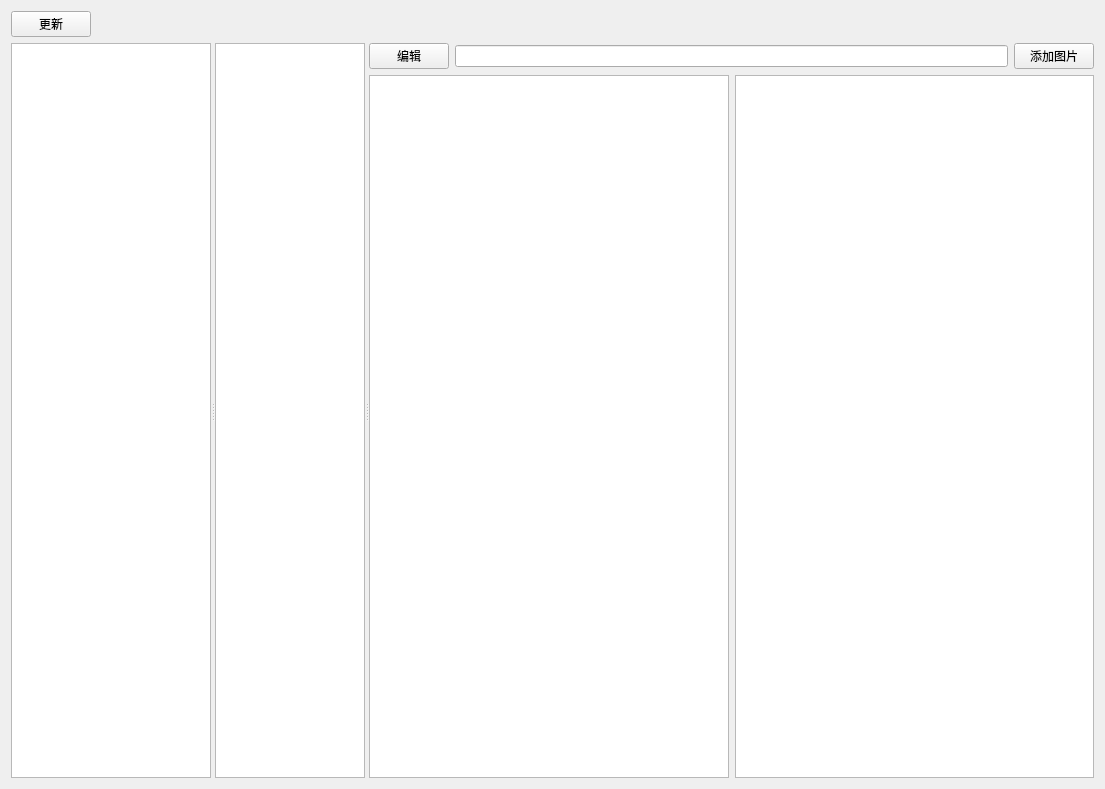
Before: the Qt Designer form GitNote.ui in pluohust/GitNote, drawn with Qt 5.
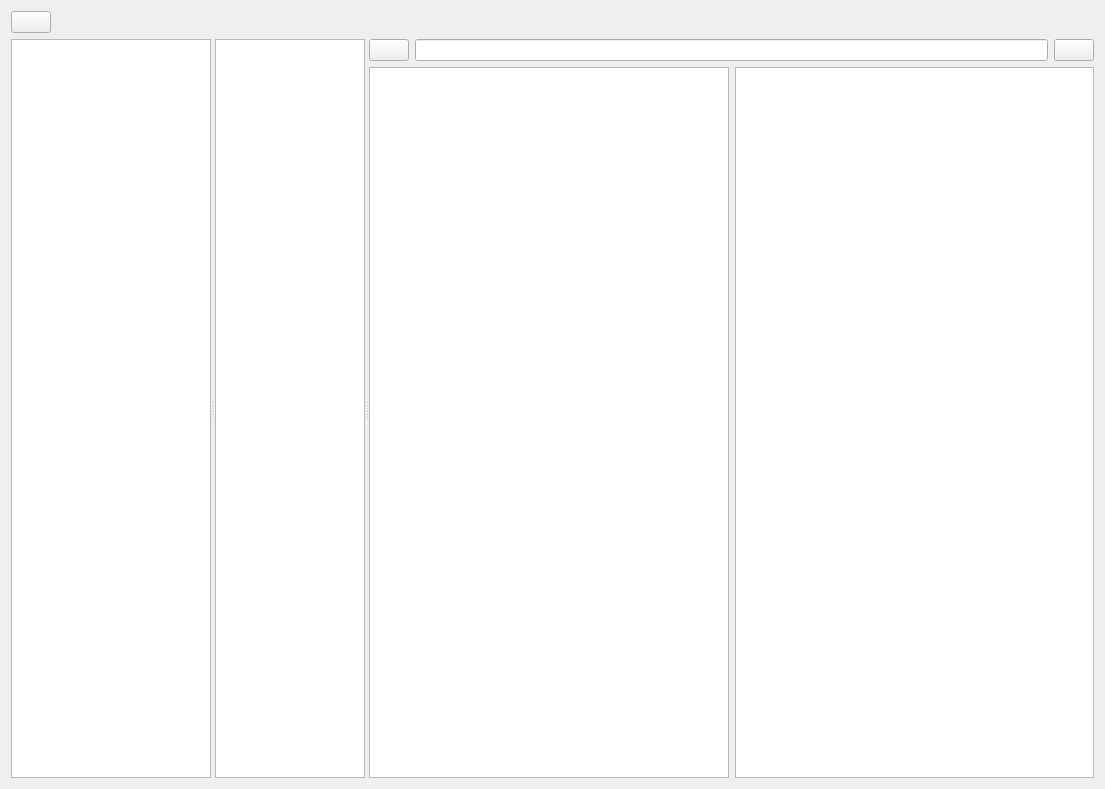
After: the same form once the commit is applied.

What changed in the file:
```diff
--- a/GitNote.ui
+++ b/GitNote.ui
@@ -25,7 +25,13 @@
      <item>
       <widget class="QPushButton" name="pushButton_update">
        <property name="text">
-        <string>更新</string>
+        <string/>
+       </property>
+       <property name="iconSize">
+        <size>
+         <width>16</width>
+         <height>16</height>
+        </size>
        </property>
       </widget>
      </item>
@@ -133,7 +139,13 @@
          <item>
           <widget class="QPushButton" name="pushButton_save">
            <property name="text">
-            <string>编辑</string>
+            <string/>
+           </property>
+           <property name="iconSize">
+            <size>
+             <width>20</width>
+             <height>20</height>
+            </size>
            </property>
           </widget>
          </item>
@@ -147,7 +159,13 @@
          <item>
           <widget class="QPushButton" name="pushButton_addpicture">
            <property name="text">
-            <string>添加图片</string>
+            <string/>
+           </property>
+           <property name="iconSize">
+            <size>
+             <width>20</width>
+             <height>20</height>
+            </size>
            </property>
           </widget>
          </item>
```
